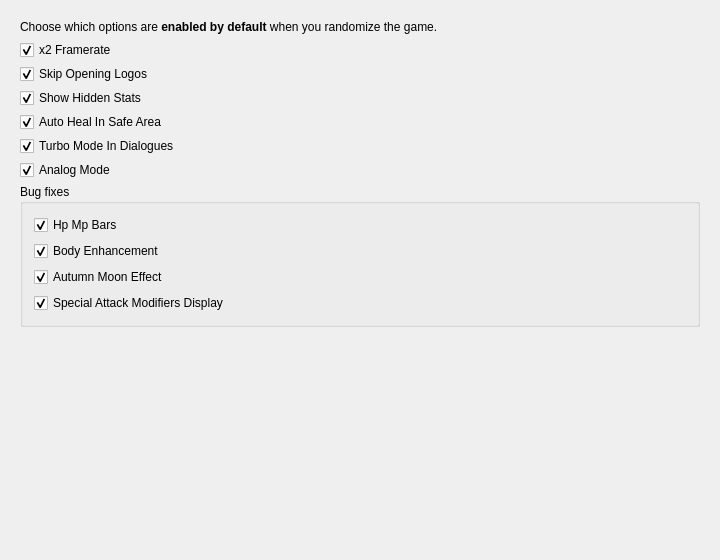
Meos4/Jade-Cocoon-Randomizer, file src/FrontendQt/DefaultDialog.ui: the form before one commit.
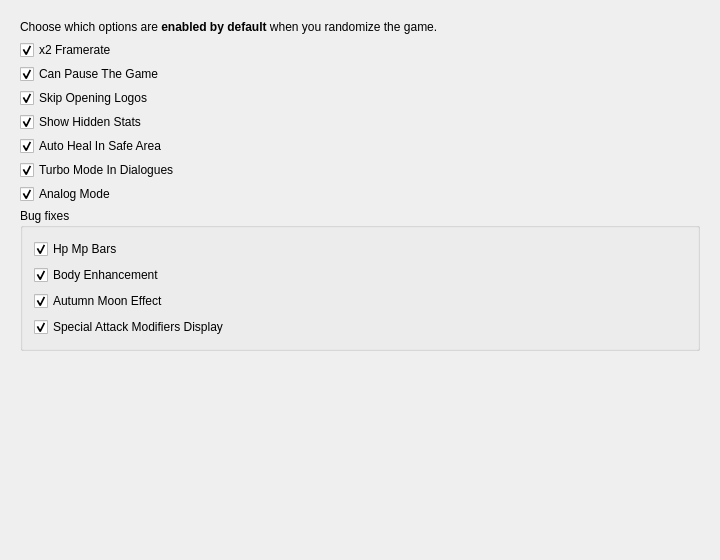
The form after the commit.

Commit message: Add Can Pause The Game feature

Diff of the .ui file:
```diff
--- a/src/FrontendQt/DefaultDialog.ui
+++ b/src/FrontendQt/DefaultDialog.ui
@@ -86,6 +86,16 @@
          </property>
         </widget>
        </item>
+       <item>
+        <widget class="QCheckBox" name="canPauseTheGame">
+         <property name="text">
+          <string>Can Pause The Game</string>
+         </property>
+         <property name="checked">
+          <bool>true</bool>
+         </property>
+        </widget>
+       </item>
        <item>
         <widget class="QCheckBox" name="skipOpeningLogos">
          <property name="text">
```
The commit also changes 7 other files.
